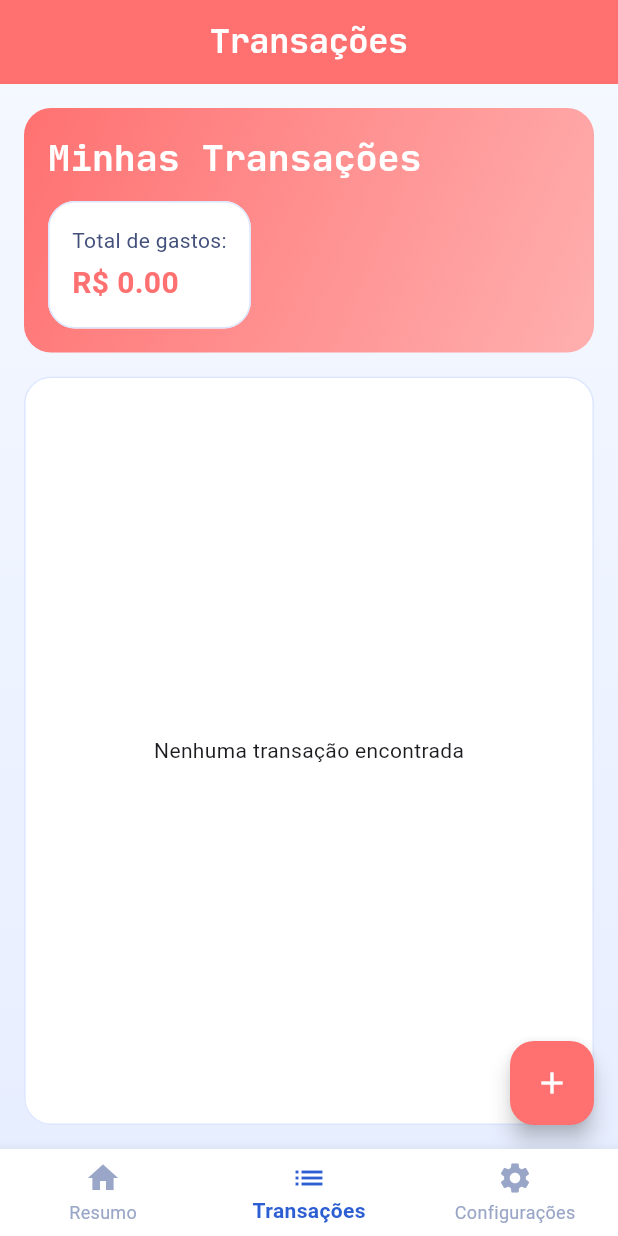
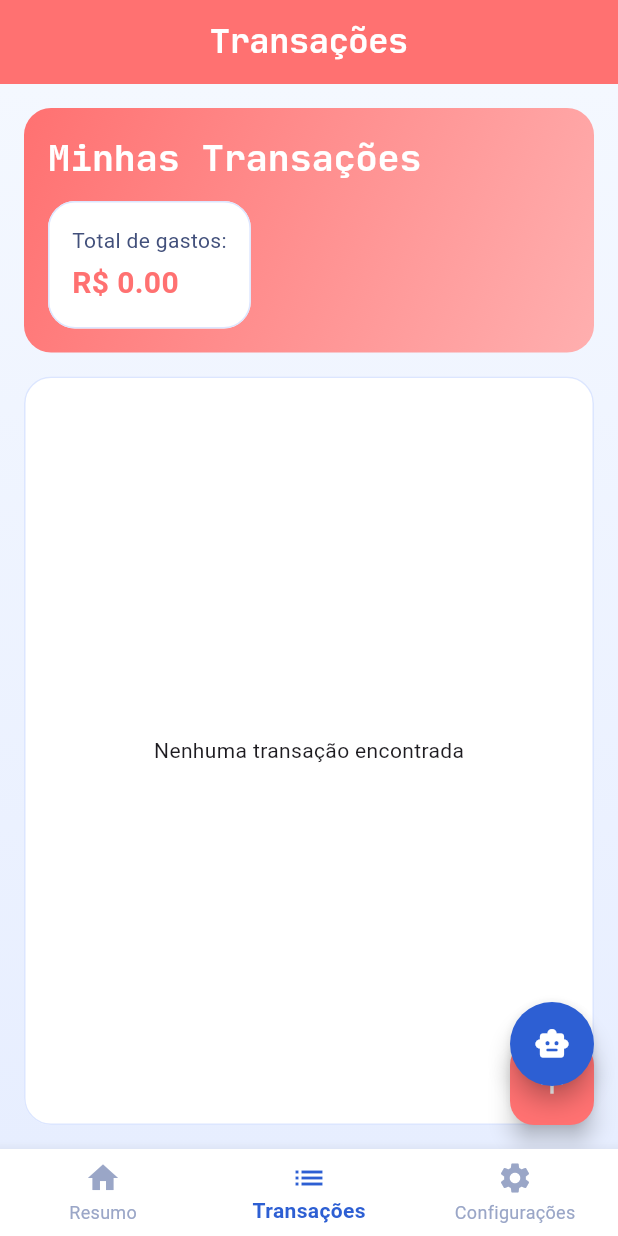
Before and after one commit to Lfelix05/kashsense, a Flutter app: the MasterView screen opened directly with empty values, item 2 of the bottom bar chosen, on a phone screen of 412 x 824 dp. Run offline on Flutter 3.47's test engine with Material 3 defaults, Android fonts, the phone set to English and light mode, and no system bars; our stand-ins replace cloud_firestore, file_picker, firebase_auth, firebase_core, fl_chart, flutter_markdown_plus and 1 more; accounts and stored records are empty.

Commit message:
Add AI chat, Gemini config, startup prefs
Integrates AI chat and startup preference handling. Changes include: add env.json.example and .gitignore rule for local API key; update README with Gemini API setup and run instructions; main.dart uses shared_preferences to select initial screen (MasterView when userId exists); MasterView wraps non-settings tabs with AiChatBubble; summary_screen no longer wraps entire view; ai_chat now renders assistant messages as Markdown via flutter_markdown_plus; pubspec.yaml adds flutter_markdown_plus and shared_preferences; pubspec.lock updated with new deps. Co-authored-by: Copilot <223556219+Copilot@users.noreply.github.com>

```diff
--- a/lib/view/master.dart
+++ b/lib/view/master.dart
@@ -2,6 +2,7 @@ import 'package:flutter/material.dart';
 import 'summary_screen.dart';
 import 'transaction_screen.dart';
 import 'settings_screen.dart';
+import 'package:kashsense/widgets/ai_chat.dart';
 
 class MasterView extends StatefulWidget {
   final String userId;
@@ -30,6 +31,7 @@ class _MasterViewState extends State<MasterView> {
 
   @override
   Widget build(BuildContext context) {
+    if (_selectedIndex == 2) {
       return Scaffold(
         body: _views[_selectedIndex],
         bottomNavigationBar: BottomNavigationBar(
@@ -41,7 +43,10 @@ class _MasterViewState extends State<MasterView> {
           },
           items: const [
             BottomNavigationBarItem(icon: Icon(Icons.home), label: 'Resumo'),
-          BottomNavigationBarItem(icon: Icon(Icons.list), label: 'Transações'),
+            BottomNavigationBarItem(
+              icon: Icon(Icons.list),
+              label: 'Transações',
+            ),
             BottomNavigationBarItem(
               icon: Icon(Icons.settings),
               label: 'Configurações',
@@ -49,5 +54,32 @@ class _MasterViewState extends State<MasterView> {
           ],
         ),
       );
+    } else {
+      return AiChatBubble(
+        userId: widget.userId,
+        child: Scaffold(
+          body: _views[_selectedIndex],
+          bottomNavigationBar: BottomNavigationBar(
+            currentIndex: _selectedIndex,
+            onTap: (index) {
+              setState(() {
+                _selectedIndex = index;
+              });
+            },
+            items: const [
+              BottomNavigationBarItem(icon: Icon(Icons.home), label: 'Resumo'),
+              BottomNavigationBarItem(
+                icon: Icon(Icons.list),
+                label: 'Transações',
+              ),
+              BottomNavigationBarItem(
+                icon: Icon(Icons.settings),
+                label: 'Configurações',
+              ),
+            ],
+          ),
+        ),
+      );
     }
   }
+}
--- a/pubspec.yaml
+++ b/pubspec.yaml
@@ -17,6 +17,8 @@ dependencies:
   cloud_firestore: ^6.4.1
   crypto: ^3.0.2
   http: ^1.2.2
+  flutter_markdown_plus: ^1.0.12
+  shared_preferences: ^2.2.2
 
 dev_dependencies:
   flutter_test:
```
Also changed, not shown: lib/main.dart (+32 -1 lines), lib/view/summary_screen.dart (+2 -6 lines), lib/widgets/ai_chat.dart (+39 -9 lines), pubspec.lock, 3 other files. Lines whose indentation alone changed are shown as unchanged.
